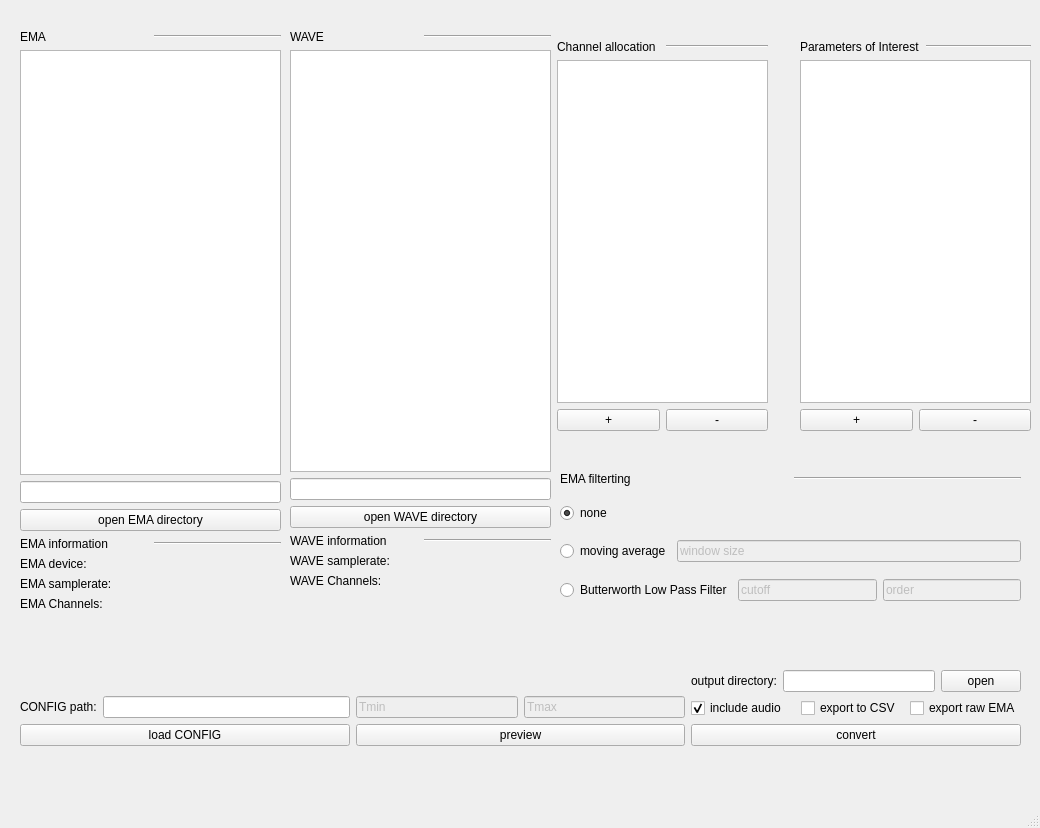
First picture: the form in ema2wav_gui.ui, repository phbuech/ema2wav, before the edit.
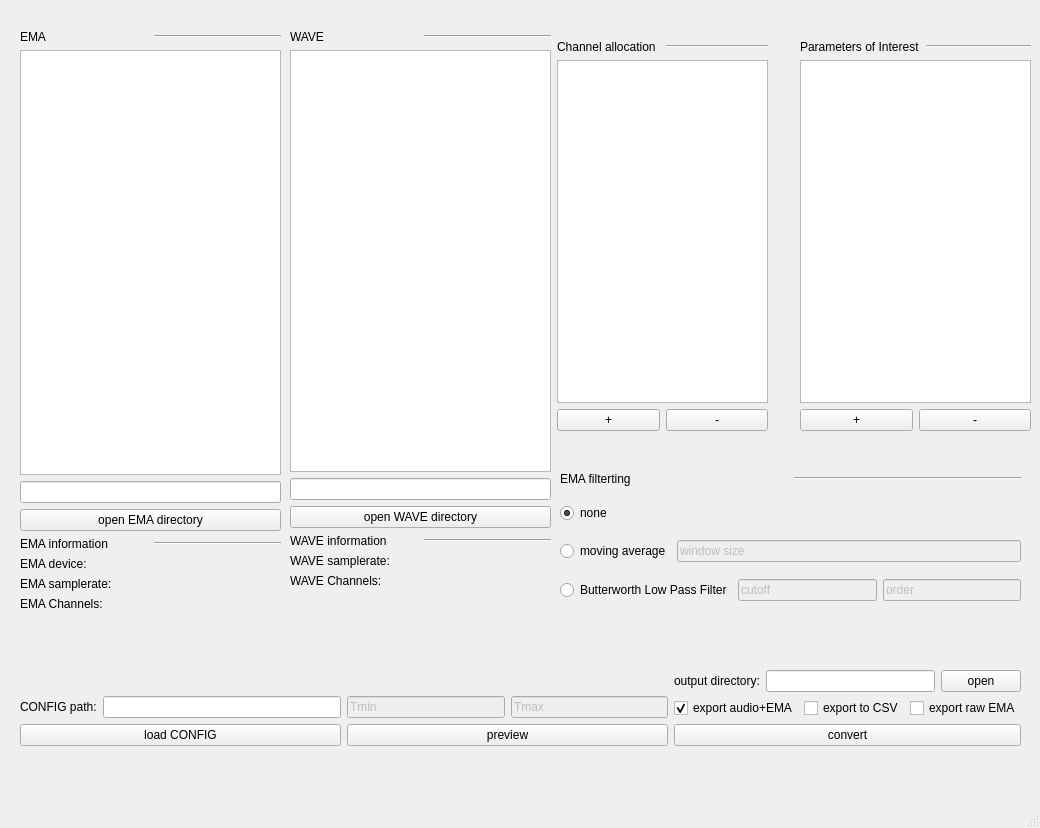
Second picture: the form after the edit.

The edit to the form file:
```diff
--- a/ema2wav_gui.ui
+++ b/ema2wav_gui.ui
@@ -634,7 +634,7 @@
          <item>
           <widget class="QCheckBox" name="include_audio_checkbox">
            <property name="text">
-            <string>include audio</string>
+            <string>export audio+EMA</string>
            </property>
            <property name="checked">
             <bool>true</bool>
```
Left out of the diff: 2 changed lines with no effect on the pictures.
